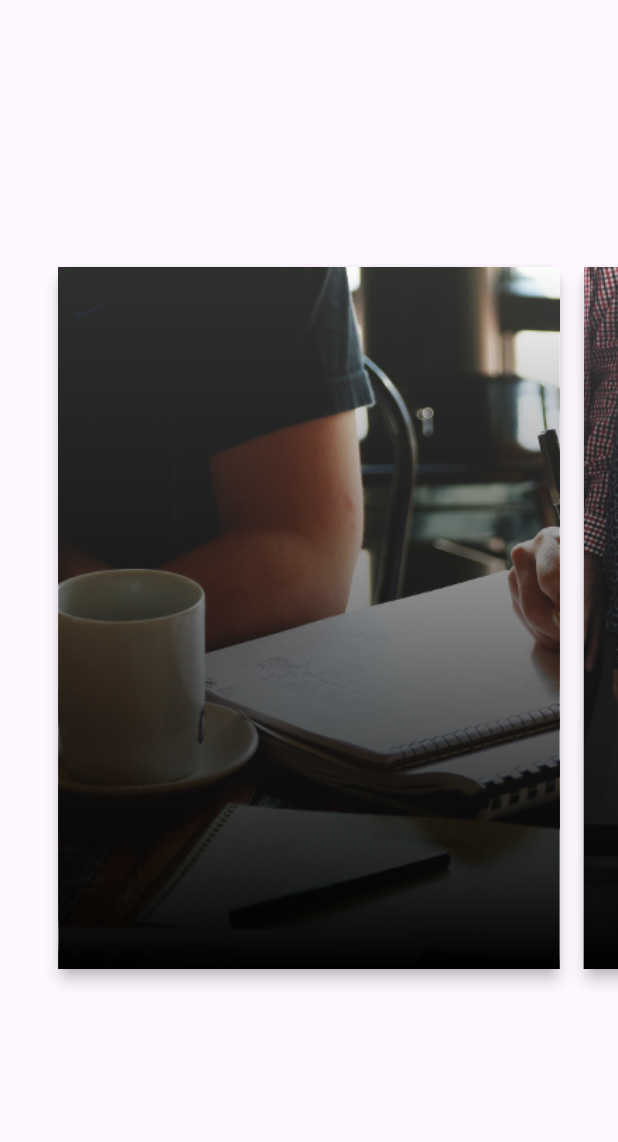
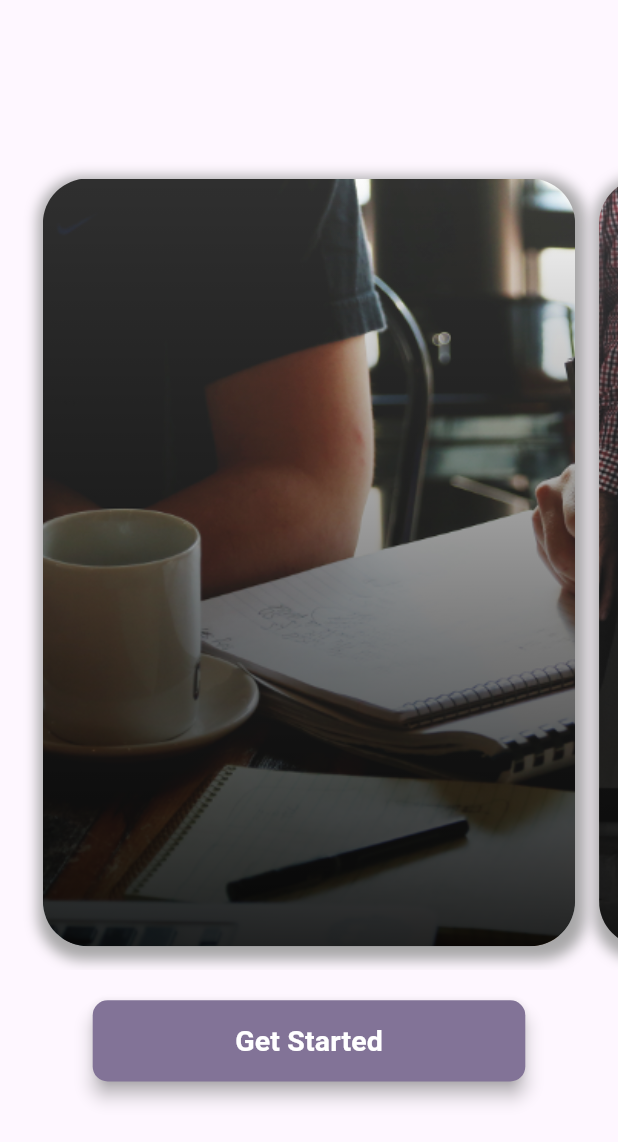
Before and after one commit to Sisphus-Edge/flutter_test, a Flutter app: the screen it shows after launch, on a phone screen of 412 x 824 dp. Shown: the top 1142 px of the screen. Run offline on Flutter 3.47's test engine with Material 3 defaults, Android fonts, the light colour scheme and no system bars; our stand-ins replace dio, shared_preferences.

Commit message:
roughly complete intro page, required more action

```diff
--- a/lib/main.dart
+++ b/lib/main.dart
@@ -2,9 +2,9 @@ import 'package:flutter/material.dart';
 import 'package:provider/provider.dart';
 
 import 'routes/homePage.dart';
-import 'widges/intro_page/intro_page_view.dart';
 import 'common/global.dart';
 import 'routes/loginRoute.dart';
+import 'routes/intro_page/intro_page_view.dart';
 
 void main() {
   runApp(const MyApp());
--- a/lib/routes/homePage.dart
+++ b/lib/routes/homePage.dart
@@ -1,3 +1,6 @@
+/// homepage 只有login按钮
+/// 已弃用
+
 import 'package:flutter/cupertino.dart';
 import 'package:flutter/material.dart';
 import 'package:provider/provider.dart';
--- a/lib/widges/intro_page/intro_page_item.dart
+++ b/lib/routes/intro_page/intro_page_item.dart
@@ -11,7 +11,7 @@ class IntroPageItem extends StatelessWidget {
   late final IntroItem item;
   late final PageVisibility pageVisibility;
 
-
+/// 应用文本效果 接受的参数控制文本在页面上的水平移动量
   Widget _applyTextEffects({
     required double translationFactor,
     required Widget child,
@@ -31,6 +31,7 @@ class IntroPageItem extends StatelessWidget {
     );
 }
 
+/// 创建文本容器
   _buildTextContainer(BuildContext context){
     var textTheme = Theme.of(context).textTheme;
     var categoryText = _applyTextEffects(
@@ -74,6 +75,7 @@ class IntroPageItem extends StatelessWidget {
   }
 
 
+  /// 组件的构建，包含图片，以及imageOverlayGradient渐变效果器
   @override
   Widget build(BuildContext context) {
     // TODO: implement build
@@ -86,13 +88,16 @@ class IntroPageItem extends StatelessWidget {
       ),
     );
 
+    /// 设置渐变色
     var imageOverlayGradient = const DecoratedBox(
         decoration: BoxDecoration(
           gradient: LinearGradient(
               begin: FractionalOffset.bottomCenter,
               end: FractionalOffset.topCenter,
               colors: [
-                Color(0xFF000000),
+                // Color(0xFF000000),
+                Colors.black87,
+                // Color(0xFFB6ACC5),
                 Color(0x00000000),
               ]
           ),
@@ -105,9 +110,20 @@ class IntroPageItem extends StatelessWidget {
           vertical: 16.0,
           horizontal: 8.0,
         ),
-      child: Material(
-        elevation: 4.0,
-        borderRadius: BorderRadius.circular(8.0),
+      child: Container(
+        decoration: BoxDecoration(
+          boxShadow: [
+            BoxShadow(
+              color: Colors.grey.withOpacity(0.9), // 设置阴影颜色和透明度
+              spreadRadius: 5,
+              blurRadius: 7,
+              offset: const Offset(2, 4), // 设置阴影偏移量
+            ),
+          ],
+          borderRadius: BorderRadius.circular(30.0),
+        ),
+        child: ClipRRect(
+          borderRadius: BorderRadius.circular(30.0),
           child: Stack(
             fit: StackFit.expand,
             children: [
@@ -117,6 +133,7 @@ class IntroPageItem extends StatelessWidget {
             ],
           ),
         ),
+      ),
     );
   }
 
--- a/lib/widges/intro_page/intro_page_view.dart
+++ b/lib/routes/intro_page/intro_page_view.dart
@@ -2,16 +2,20 @@ import 'package:flutter/cupertino.dart';
 import 'package:flutter/material.dart';
 
 import 'package:untitled/states/page_transformer_login_data.dart';
-import 'package:untitled/widges/intro_page/page_transformer.dart';
+import 'package:untitled/routes/intro_page/page_transformer.dart';
 import 'intro_page_item.dart';
 
 class IntroPageView extends StatelessWidget{
   @override
   Widget build(BuildContext context){
+    double mediaHeight = MediaQuery.of(context).size.height * 0.75;
+    mediaHeight ??= 500;
     return Scaffold(
       body: Center(
         child: SizedBox.fromSize(
-          size: const Size.fromHeight(500.0),
+          size: Size.fromHeight(mediaHeight),
+          // 取消size 前缀 const（常量表达式，编译时计算）
+          // MediaQuery在运行时计算
           child: PageTransformer(
             pageViewBuilder: (context, visibilityResolver){
               if (visibilityResolver == null) {
@@ -30,7 +34,7 @@ class IntroPageView extends StatelessWidget{
                 );
               }
               return PageView.builder(
-                controller: PageController(viewportFraction: 0.85),
+                controller: PageController(viewportFraction: 0.9),
                 itemCount: sampleItems.length,
                 itemBuilder: (context,index){
                   final item = sampleItems[index];
@@ -46,4 +50,6 @@ class IntroPageView extends StatelessWidget{
       ),
     );
   }
+
+
 }
--- a/lib/widges/intro_page/page_transformer.dart
+++ b/lib/routes/intro_page/page_transformer.dart
@@ -85,7 +85,6 @@ class _PageTransformerState extends State<PageTransformer>{
    late PageVisibilityResolver _visibilityResolver;
 
    /// 在调用时，主文件page_transformer调用时初始化
-
   @override
   void initState() {
     super.initState();
@@ -103,6 +102,7 @@ class _PageTransformerState extends State<PageTransformer>{
       viewPortFraction: 0.8, // 设置视口分数，根据实际需要调整
     );
   }
+
   @override
   Widget build(BuildContext context) {
     final pageView = widget.pageViewBuilder(
@@ -123,9 +123,41 @@ class _PageTransformerState extends State<PageTransformer>{
         });
         return true;
       },
-      child: pageView,
+      // child: pageView,
+      child: Scaffold(
+        // body: pageView,
+        body: Column(
+          children: [
+            Expanded(child: pageView,),
+            Container(
+              padding: const EdgeInsets.only(top: 20.0),
+              width: MediaQuery.of(context).size.width * 0.7,
+              height: MediaQuery.of(context).size.height * 0.09,
+              child: ElevatedButton(
+
+                style: ElevatedButton.styleFrom(
+                  shape: RoundedRectangleBorder(
+                    borderRadius: BorderRadius.circular(10.0),
+                  ),
+                  primary: const Color(0xFF827397),
+                  elevation: 5, // 设置按钮阴影的值
+                  shadowColor: Colors.grey, // 设置阴影的颜色
+                ),// style
+                onPressed: () => Navigator.of(context).pushNamed("login"),
+                child: const Text(
+                  'Get Started',
+                  style: TextStyle(
+                    color: Colors.white,
+                    fontSize: 19,
+                    fontWeight: FontWeight.bold,
+                  ),
+                ),
+              ),
+            )
+          ],
+        ),
+      ),
     );
   }
-
       // return ;
 }
```
Lines whose indentation alone changed are shown as unchanged.
